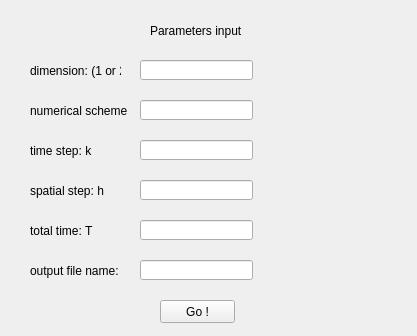
reposetory/FEM-A-1, file QT/heat_equation.ui: the form before one commit.
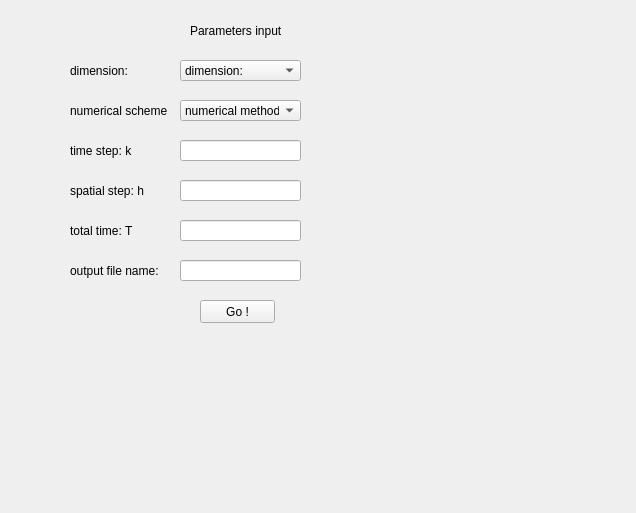
The form after the commit.

Patch:
```diff
--- a/QT/heat_equation.ui
+++ b/QT/heat_equation.ui
@@ -6,27 +6,17 @@
    <rect>
     <x>0</x>
     <y>0</y>
-    <width>417</width>
-    <height>336</height>
+    <width>636</width>
+    <height>513</height>
    </rect>
   </property>
   <property name="windowTitle">
    <string>heat_equation</string>
   </property>
-  <widget class="QLineEdit" name="dimension">
-   <property name="geometry">
-    <rect>
-     <x>140</x>
-     <y>60</y>
-     <width>113</width>
-     <height>20</height>
-    </rect>
-   </property>
-  </widget>
   <widget class="QLabel" name="label">
    <property name="geometry">
     <rect>
-     <x>150</x>
+     <x>190</x>
      <y>20</y>
      <width>141</width>
      <height>21</height>
@@ -39,33 +29,20 @@
   <widget class="QLabel" name="label_2">
    <property name="geometry">
     <rect>
-     <x>30</x>
+     <x>70</x>
      <y>60</y>
      <width>91</width>
      <height>21</height>
     </rect>
    </property>
    <property name="text">
-    <string>dimension: (1 or 2)</string>
-   </property>
-  </widget>
-  <widget class="QLineEdit" name="num_scheme">
-   <property name="geometry">
-    <rect>
-     <x>140</x>
-     <y>100</y>
-     <width>113</width>
-     <height>20</height>
-    </rect>
-   </property>
-   <property name="text">
-    <string/>
+    <string>dimension: </string>
    </property>
   </widget>
   <widget class="QLabel" name="label_3">
    <property name="geometry">
     <rect>
-     <x>30</x>
+     <x>70</x>
      <y>100</y>
      <width>101</width>
      <height>21</height>
@@ -78,7 +55,7 @@
   <widget class="QLabel" name="label_4">
    <property name="geometry">
     <rect>
-     <x>30</x>
+     <x>70</x>
      <y>140</y>
      <width>101</width>
      <height>21</height>
@@ -91,10 +68,10 @@
   <widget class="QLineEdit" name="time_step">
    <property name="geometry">
     <rect>
-     <x>140</x>
+     <x>180</x>
      <y>140</y>
-     <width>113</width>
-     <height>20</height>
+     <width>121</width>
+     <height>21</height>
     </rect>
    </property>
    <property name="text">
@@ -104,23 +81,23 @@
   <widget class="QLabel" name="label_5">
    <property name="geometry">
     <rect>
-     <x>30</x>
+     <x>70</x>
      <y>180</y>
      <width>101</width>
      <height>21</height>
     </rect>
    </property>
    <property name="text">
-    <string>spatial step: h</string>
+    <string>spatial step: h </string>
    </property>
   </widget>
   <widget class="QLineEdit" name="space_step">
    <property name="geometry">
     <rect>
-     <x>140</x>
+     <x>180</x>
      <y>180</y>
-     <width>113</width>
-     <height>20</height>
+     <width>121</width>
+     <height>21</height>
     </rect>
    </property>
    <property name="text">
@@ -130,7 +107,7 @@
   <widget class="QLabel" name="label_6">
    <property name="geometry">
     <rect>
-     <x>30</x>
+     <x>70</x>
      <y>220</y>
      <width>101</width>
      <height>21</height>
@@ -143,10 +120,10 @@
   <widget class="QLineEdit" name="total_time">
    <property name="geometry">
     <rect>
-     <x>140</x>
+     <x>180</x>
      <y>220</y>
-     <width>113</width>
-     <height>20</height>
+     <width>121</width>
+     <height>21</height>
     </rect>
    </property>
    <property name="text">
@@ -156,7 +133,7 @@
   <widget class="QPushButton" name="goButton">
    <property name="geometry">
     <rect>
-     <x>160</x>
+     <x>200</x>
      <y>300</y>
      <width>75</width>
      <height>23</height>
@@ -169,10 +146,10 @@
   <widget class="QLineEdit" name="output_file_name">
    <property name="geometry">
     <rect>
-     <x>140</x>
+     <x>180</x>
      <y>260</y>
-     <width>113</width>
-     <height>20</height>
+     <width>121</width>
+     <height>21</height>
     </rect>
    </property>
    <property name="text">
@@ -182,7 +159,7 @@
   <widget class="QLabel" name="label_7">
    <property name="geometry">
     <rect>
-     <x>30</x>
+     <x>70</x>
      <y>260</y>
      <width>101</width>
      <height>21</height>
@@ -192,6 +169,51 @@
     <string>output file name:</string>
    </property>
   </widget>
+  <widget class="QComboBox" name="comboBox_dim">
+   <property name="geometry">
+    <rect>
+     <x>180</x>
+     <y>60</y>
+     <width>121</width>
+     <height>21</height>
+    </rect>
+   </property>
+   <item>
+    <property name="text">
+     <string>dimension:</string>
+    </property>
+   </item>
+   <item>
+    <property name="text">
+     <string>1</string>
+    </property>
+   </item>
+   <item>
+    <property name="text">
+     <string>2</string>
+    </property>
+   </item>
+   <item>
+    <property name="text">
+     <string>3</string>
+    </property>
+   </item>
+  </widget>
+  <widget class="QComboBox" name="comboBox_num_scheme">
+   <property name="geometry">
+    <rect>
+     <x>180</x>
+     <y>100</y>
+     <width>121</width>
+     <height>21</height>
+    </rect>
+   </property>
+   <item>
+    <property name="text">
+     <string>numerical method:</string>
+    </property>
+   </item>
+  </widget>
  </widget>
  <layoutdefault spacing="6" margin="11"/>
  <resources/>
```
